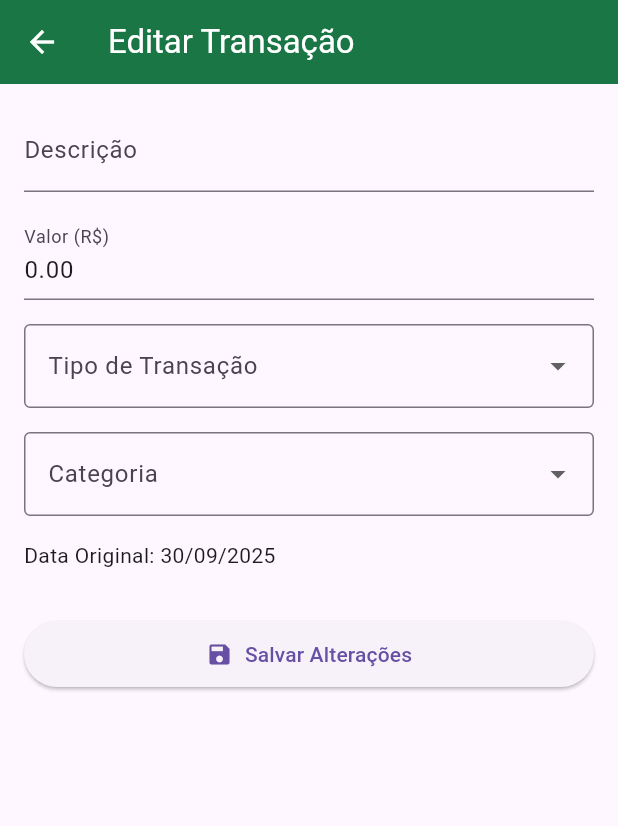
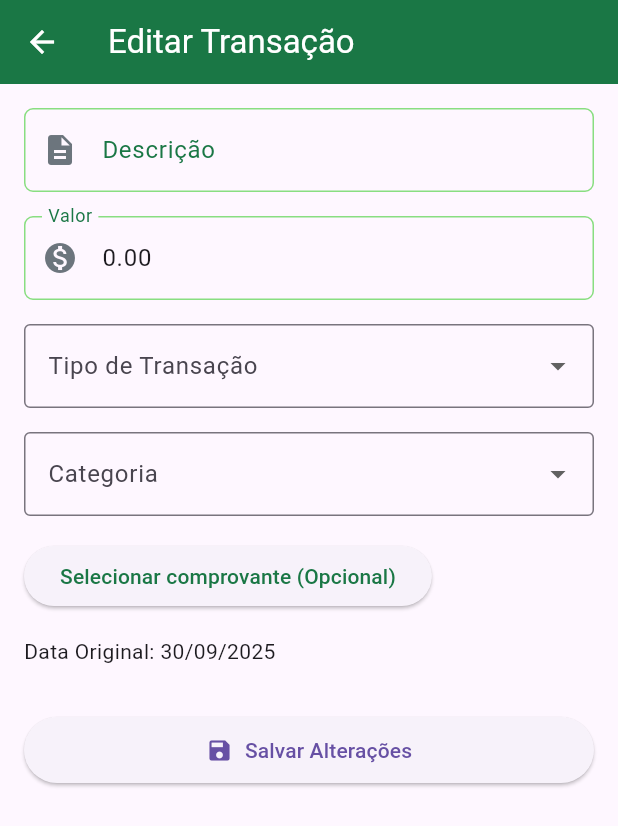
Before and after one commit to CleudemirFaccoJr/Bytebank_Flutter, a Flutter app: the EditarTransacaoScreen screen opened directly with empty values, on a phone screen of 412 x 824 dp. Shown: the top 826 px of the screen. Run offline on Flutter 3.47's test engine with Material 3 defaults, Android fonts, the phone set to English and light mode, and no system bars; our stand-ins replace firebase_auth, firebase_core, firebase_database, firebase_storage, fl_chart, flutter_slidable and 2 more; accounts and stored records are empty.

Commit message:
Correções gerais nas edições de transacoes

```diff
--- a/bytebank/lib/screens/editartransacao_screen.dart
+++ b/bytebank/lib/screens/editartransacao_screen.dart
@@ -3,6 +3,7 @@ import 'package:flutter/material.dart';
 import 'package:bytebank/app_colors.dart';
 import 'package:image_picker/image_picker.dart';
 import 'package:intl/intl.dart';
+
 
 import 'package:bytebank/models/transacao.dart';
 
@@ -20,11 +21,11 @@ class EditarTransacaoScreen extends StatefulWidget {
 }
 
 class _EditarTransacaoScreenState extends State<EditarTransacaoScreen> {
-  // 2. Controllers para campos de texto
+  //Controllers para campos de texto
   late TextEditingController _descricaoController;
   late TextEditingController _valorController;
 
-  // 3. Variáveis de estado para Dropdowns
+  //Variáveis de estado para Dropdowns
   late String _tipoSelecionado;
   late String _categoriaSelecionada;
 
@@ -32,8 +33,34 @@ class _EditarTransacaoScreenState extends State<EditarTransacaoScreen> {
   late DateTime _dataOriginal;
   late TimeOfDay _horaOriginal;
 
+  final ImagePicker _picker = ImagePicker();
+  File? _comprovante;
+
   // Form Key
   final _formKey = GlobalKey<FormState>();
+
+  InputDecoration _inputDecoration(String label, IconData icon) {
+    return InputDecoration(
+      labelText: label,
+      labelStyle: const TextStyle(color: AppColors.corBytebank),
+      prefixIcon: Icon(icon, color: AppColors.cinzaCardTexto),
+      border: OutlineInputBorder(
+        borderRadius: BorderRadius.circular(6),
+        borderSide: const BorderSide(color: AppColors.verdeClaroHover),
+      ),
+      enabledBorder: OutlineInputBorder(
+        borderRadius: BorderRadius.circular(6),
+        borderSide: const BorderSide(color: AppColors.verdeClaroHover),
+      ),
+      focusedBorder: OutlineInputBorder(
+        borderRadius: BorderRadius.circular(6),
+        borderSide: const BorderSide(
+          color: AppColors.verdeClaroHover,
+          width: 2,
+        ),
+      ),
+    );
+  }
 
 
   @override
@@ -112,6 +139,46 @@ class _EditarTransacaoScreenState extends State<EditarTransacaoScreen> {
     }
   }
 
+  Future<void> _mostrarOpcoesComprovante() async {
+    await showDialog(
+      context: context,
+      builder: (context) => AlertDialog(
+        title: const Text("Adicionar Comprovante"),
+        content: Column(
+          mainAxisSize: MainAxisSize.min,
+          children: <Widget>[
+            ListTile(
+              leading: const Icon(Icons.photo_library),
+              title: const Text("Galeria"),
+              onTap: () {
+                Navigator.of(context).pop();
+                _selecionarComprovante(ImageSource.gallery);
+              },
+            ),
+            ListTile(
+              leading: const Icon(Icons.camera_alt),
+              title: const Text("Câmera"),
+              onTap: () {
+                Navigator.of(context).pop();
+                _selecionarComprovante(ImageSource.camera);
+              },
+            ),
+          ],
+        ),
+      ),
+    );
+  }
+
+  Future<void> _selecionarComprovante(ImageSource source) async {
+    final pickedFile = await _picker.pickImage(source: source);
+
+    if (pickedFile != null) {
+      setState(() {
+        _comprovante = File(pickedFile.path);
+      });
+    }
+  }
+
 
   @override
   Widget build(BuildContext context) {
@@ -141,7 +208,7 @@ class _EditarTransacaoScreenState extends State<EditarTransacaoScreen> {
               // --- Campo Descrição ---
               TextFormField(
                 controller: _descricaoController,
-                decoration: const InputDecoration(labelText: "Descrição"),
+                decoration: _inputDecoration("Descrição", Icons.description),
                 validator: (value) => value!.isEmpty ? 'A descrição é obrigatória' : null,
               ),
               const SizedBox(height: 16),
@@ -149,11 +216,10 @@ class _EditarTransacaoScreenState extends State<EditarTransacaoScreen> {
               // --- Campo Valor ---
               TextFormField(
                 controller: _valorController,
-                keyboardType: TextInputType.number,
-                decoration: const InputDecoration(
-                  labelText: "Valor (R\$)",
-                  hintText: "0.00",
-                ),
+                keyboardType: const TextInputType.numberWithOptions(
+                    decimal: true,
+                  ),
+                  decoration: _inputDecoration("Valor", Icons.monetization_on),
                 validator: (value) {
                   if (value!.isEmpty) return 'O valor é obrigatório';
                   if (double.tryParse(value.replaceAll(',', '.')) == null) return 'Valor inválido';
@@ -204,6 +270,21 @@ class _EditarTransacaoScreenState extends State<EditarTransacaoScreen> {
               ),
               const SizedBox(height: 16),
 
+              // Botão de Comprovante (Chama o novo modal)
+                ElevatedButton(
+                  onPressed: _mostrarOpcoesComprovante, // NOVO MÉTODO
+                  child: Text(
+                    _comprovante == null
+                        ? "Selecionar comprovante (Opcional)"
+                        : "Comprovante selecionado",
+                  ),
+                  style: ElevatedButton.styleFrom(
+                    foregroundColor: AppColors.corBytebank,
+                  ),
+                ),
+
+                const SizedBox(height: 16),
+
               // --- Campo Data---
               Row(
                 children: [
--- a/bytebank/lib/screens/transacoes_screen.dart
+++ b/bytebank/lib/screens/transacoes_screen.dart
@@ -142,7 +142,7 @@ class _TransacoesScreenState extends State<TransacoesScreen> {
         ).buscarTransacoes(userId);
 
         ScaffoldMessenger.of(context).showSnackBar(
-          const SnackBar(content: Text("Transação salva com sucesso! 🎉")),
+          const SnackBar(content: Text("Transação salva com sucesso!")),
         );
 
         Navigator.pop(context);
```
